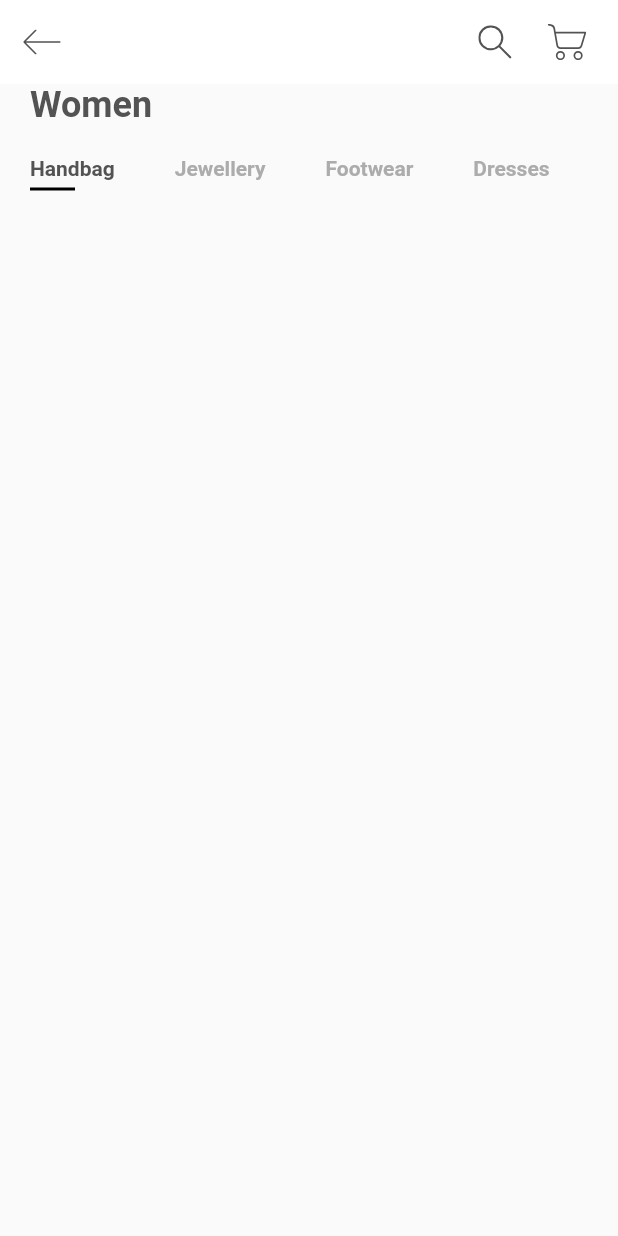
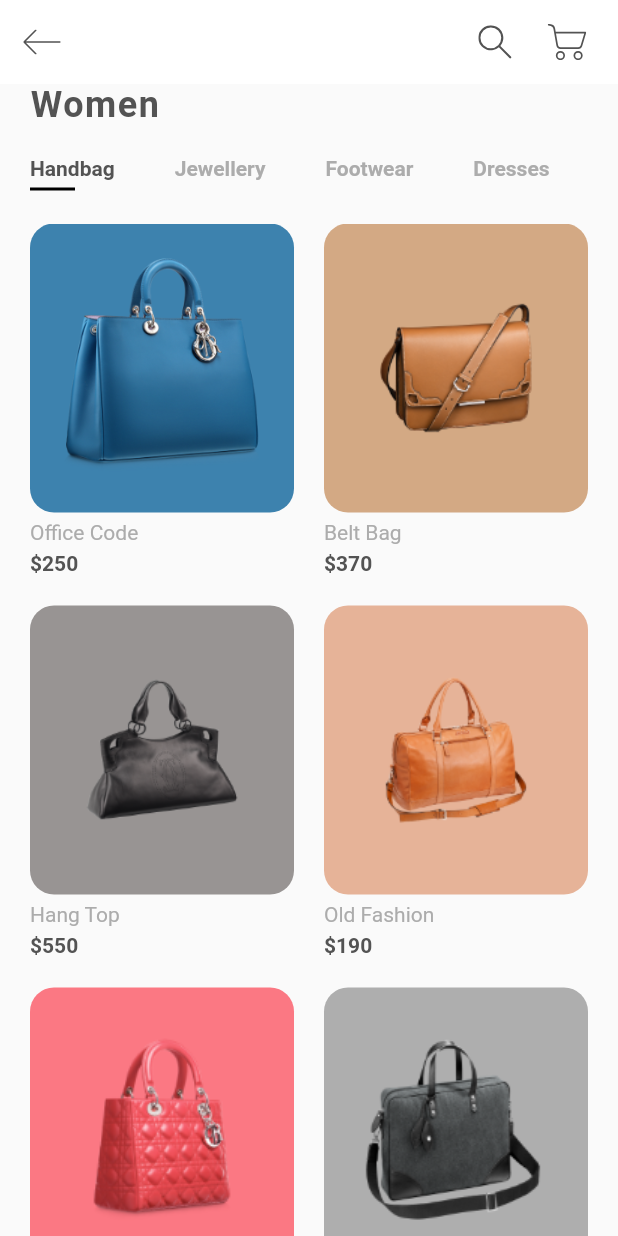
Before and after one commit to parthit/FlutterAppDev, a Flutter app: the screen it shows after launch, on a phone screen of 412 x 824 dp. Run offline on Flutter 3.47's test engine with Material 2 defaults, Android fonts, the phone set to English and light mode, and no system bars; our stand-ins replace flutter_svg.

Commit message:
Created Item Card for Shopping App

```diff
--- a/shopping_bag_ui/lib/models/product.dart
+++ b/shopping_bag_ui/lib/models/product.dart
@@ -14,7 +14,7 @@ List<Product> products = [
   Product(
       id: 1,
       title: "Office Code",
-      price: 234,
+      price: 250,
       size: 12,
       description: dummyText,
       image: "assets/images/bag_1.png",
@@ -22,7 +22,7 @@ List<Product> products = [
   Product(
       id: 2,
       title: "Belt Bag",
-      price: 234,
+      price: 370,
       size: 8,
       description: dummyText,
       image: "assets/images/bag_2.png",
@@ -30,7 +30,7 @@ List<Product> products = [
   Product(
       id: 3,
       title: "Hang Top",
-      price: 234,
+      price: 550,
       size: 10,
       description: dummyText,
       image: "assets/images/bag_3.png",
@@ -38,7 +38,7 @@ List<Product> products = [
   Product(
       id: 4,
       title: "Old Fashion",
-      price: 234,
+      price: 190,
       size: 11,
       description: dummyText,
       image: "assets/images/bag_4.png",
@@ -46,7 +46,7 @@ List<Product> products = [
   Product(
       id: 5,
       title: "Office Code",
-      price: 234,
+      price: 1200,
       size: 12,
       description: dummyText,
       image: "assets/images/bag_5.png",
@@ -54,7 +54,7 @@ List<Product> products = [
   Product(
     id: 6,
     title: "Office Code",
-    price: 234,
+    price: 150,
     size: 12,
     description: dummyText,
     image: "assets/images/bag_6.png",
--- a/shopping_bag_ui/lib/screen/home/components/HomeScreenBody.dart
+++ b/shopping_bag_ui/lib/screen/home/components/HomeScreenBody.dart
@@ -2,6 +2,8 @@ import 'dart:ui';
 
 import "package:flutter/material.dart";
 import 'package:shopping_bag_ui/constants.dart';
+import 'package:shopping_bag_ui/models/product.dart';
+import 'package:shopping_bag_ui/screen/home/components/item_card.dart';
 
 import 'Categories.dart';
 
@@ -18,11 +20,27 @@ class HomeScreenBody extends StatelessWidget {
             style: Theme.of(context)
                 .textTheme
                 .headline5
-                .copyWith(fontWeight: FontWeight.bold),
+                .copyWith(fontWeight: FontWeight.bold, color: kTextColor, letterSpacing: 1),
           ),
         ),
         Categories(),
-        Container(),
+        Expanded(
+          child: Padding(
+            padding: const EdgeInsets.symmetric(horizontal: kDefaultPadding),
+            child: GridView.builder(
+              itemCount: products.length,
+              gridDelegate: SliverGridDelegateWithFixedCrossAxisCount(
+                crossAxisCount: 2,
+                childAspectRatio: 0.75,
+                mainAxisSpacing: kDefaultPadding,
+                crossAxisSpacing: kDefaultPadding,
+              ),
+              itemBuilder: (context, index) => ItemCard(
+                product: products[index],
+              ),
+            ),
+          ),
+        ),
       ],
     );
   }
--- /dev/null
+++ b/shopping_bag_ui/lib/screen/home/components/item_card.dart
@@ -0,0 +1,40 @@
+import "package:flutter/material.dart";
+import "package:shopping_bag_ui/constants.dart";
+import 'package:shopping_bag_ui/models/product.dart';
+
+class ItemCard extends StatelessWidget {
+  final Product product;
+  final Function pressed;
+
+  ItemCard({this.product, this.pressed});
+
+  @override
+  Widget build(BuildContext context) {
+    return Column(
+      crossAxisAlignment: CrossAxisAlignment.start,
+      children: [
+        Expanded(
+          child: Container(
+            padding: EdgeInsets.all(kDefaultPadding),
+            decoration: BoxDecoration(
+              color: product.color,
+              borderRadius: BorderRadius.circular(16),
+            ),
+            child: Image.asset(product.image),
+          ),
+        ),
+        Padding(
+          padding: const EdgeInsets.symmetric(vertical: kDefaultPadding / 4),
+          child: Text(
+            product.title,
+            style: TextStyle(color: kTextLightColor),
+          ),
+        ),
+        Text(
+          "\$${product.price}",
+          style: TextStyle(fontWeight: FontWeight.bold),
+        )
+      ],
+    );
+  }
+}
```
